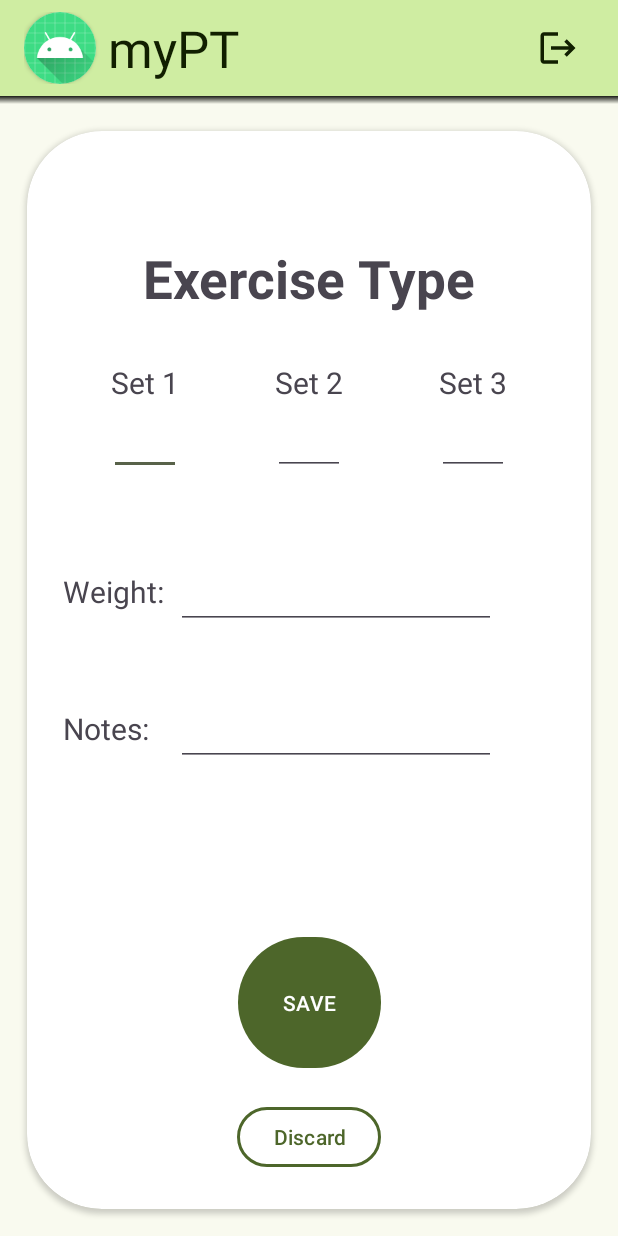
After one commit to bh98cs/myPT_AndroidApplication, an Android app: the EditExerciseLogActivity screen opened directly, with no data from a screen before it, on a phone screen of 412 x 824 dp. The commit adds this screen. Run offline under Robolectric (Android 15) with nearby library versions, the phone set to English and light mode, and no system bars; our stand-ins replace Firebase (no records; nobody signed in at launch, a user with empty details on screens opened directly).

Commit message:
Added functionality to edit an existing exercise

```diff
--- a/app/src/main/AndroidManifest.xml
+++ b/app/src/main/AndroidManifest.xml
@@ -18,6 +18,9 @@
         android:supportsRtl="true"
         android:theme="@style/AppTheme"
         tools:targetApi="31">
+        <activity
+            android:name=".EditExerciseLogActivity"
+            android:exported="false" />
         <activity
             android:name=".ViewProgressActivity"
             android:exported="false" />
--- /dev/null
+++ b/app/src/main/java/daniel/southern/myptapplication/EditExerciseLogActivity.java
@@ -0,0 +1,217 @@
+package daniel.southern.myptapplication;
+
+import androidx.annotation.NonNull;
+import androidx.appcompat.app.AppCompatActivity;
+
+import android.content.Intent;
+import android.os.Bundle;
+import android.util.Log;
+import android.view.View;
+import android.widget.Button;
+import android.widget.EditText;
+import android.widget.ProgressBar;
+import android.widget.TextView;
+import android.widget.Toast;
+
+import com.google.android.gms.tasks.OnCompleteListener;
+import com.google.android.gms.tasks.OnFailureListener;
+import com.google.android.gms.tasks.OnSuccessListener;
+import com.google.android.gms.tasks.Task;
+import com.google.firebase.auth.FirebaseAuth;
+import com.google.firebase.auth.FirebaseUser;
+import com.google.firebase.firestore.DocumentReference;
+import com.google.firebase.firestore.DocumentSnapshot;
+import com.google.firebase.firestore.FirebaseFirestore;
+import com.google.firebase.storage.FirebaseStorage;
+import com.google.firebase.storage.StorageReference;
+
+import java.text.DateFormat;
+import java.text.SimpleDateFormat;
+import java.util.Date;
+import java.util.HashMap;
+import java.util.Locale;
+import java.util.Map;
+
+public class EditExerciseLogActivity extends AppCompatActivity implements View.OnClickListener {
+    public static final String TAG = "EditExerciseLogActivity";
+    private FirebaseAuth mAuth;
+    //declare instance to store current user details
+    private FirebaseUser currentUser;
+    //declare instances of FireBase database references for uploading data to
+    private final FirebaseStorage storage = FirebaseStorage.getInstance();
+    private final FirebaseFirestore database = FirebaseFirestore.getInstance();
+
+    //reference for the item selected for editing
+    private DocumentReference editExerciseLogRef;
+    private TextView textView_date;
+    private TextView textView_exerciseType;
+    private EditText editText_set1;
+    private EditText editText_set2;
+    private EditText editText_set3;
+    private EditText editText_weight;
+    private EditText editText_notes;
+    private String editNotes;
+    private Button button_save;
+    private Button button_discard;
+    private ProgressBar progressBar;
+    @Override
+    protected void onCreate(Bundle savedInstanceState) {
+        super.onCreate(savedInstanceState);
+        setContentView(R.layout.activity_edit_exercise_log);
+        //initialise progress bar
+        progressBar = findViewById(R.id.progressBar);
+        //set progress bar to visible whilst loading data
+        progressBar.setVisibility(View.VISIBLE);
+
+        // Initialize Firebase Auth
+        mAuth = FirebaseAuth.getInstance();
+
+        //retrieve current user to check if they're already logged in
+        currentUser = mAuth.getCurrentUser();
+        //check user is logged in before proceeding
+        checkLoggedIn(currentUser);
+        //get intent that started activity
+        Intent intent = getIntent();
+        //store document reference for item being edited
+        String firebaseDocId = intent.getStringExtra(MainActivity.EXTRA_ITEM_FIREBASE_ID);
+        textView_date = findViewById(R.id.textView_date);
+        textView_exerciseType = findViewById(R.id.textView_exerciseType);
+        editText_set1 = findViewById(R.id.editText_set1);
+        editText_set2 = findViewById(R.id.editText_set2);
+        editText_set3 = findViewById(R.id.editText_set3);
+        editText_weight = findViewById(R.id.editText_weight);
+        editText_notes = findViewById(R.id.editText_notes);
+
+        button_discard = findViewById(R.id.button_discard);
+        button_discard.setOnClickListener(this);
+        button_save = findViewById(R.id.button_save);
+        button_save.setOnClickListener(this);
+
+        //check if intent to this activity passed a document ID
+        if(firebaseDocId != null){
+            Log.d(TAG, "onCreate: Retrieving data for " + firebaseDocId);
+            //retrieve item from firebase using ID intented from MainActivity
+            editExerciseLogRef = database.collection("exerciseLogs").document(firebaseDocId);
+            //position is not default value therefore a position of item to edit has been given
+            loadExerciseLogDetails();
+        }
+        else{
+            //TODO: Alert dialogue to say no exercise data found
+        }
+    }
+
+    private void checkLoggedIn(FirebaseUser currentUser) {
+        //send user to login page if not already logged in
+        if(currentUser == null){
+            Intent intent = new Intent(this, LoginActivity.class);
+            startActivity(intent);
+        }
+    }
+    private void loadExerciseLogDetails() {
+        editExerciseLogRef.get().addOnCompleteListener(new OnCompleteListener<DocumentSnapshot>() {
+            @Override
+            public void onComplete(@NonNull Task<DocumentSnapshot> task) {
+                //set progress bar to invisible as task has completed
+                progressBar.setVisibility(View.INVISIBLE);
+                //check if item has been successfully retrieved
+                if(task.isSuccessful()){
+                    //get result of task
+                    DocumentSnapshot document = task.getResult();
+                    //check if the item being edited exists within the database
+                    if(document.exists()){
+                        //document retrieved successfully
+                        Log.i(TAG, "Firebase Document retrieved!");
+                        //load data into local ExerciseLog object
+                        ExerciseLog exerciseLog = document.toObject(ExerciseLog.class);
+                        //set format for date
+                        DateFormat df = new SimpleDateFormat("dd-MMM-yyyy", Locale.getDefault());
+                        //convert date to a string
+                        String date = df.format(exerciseLog.getDate());
+
+                        //display data on activity
+                        textView_exerciseType.setText(exerciseLog.getExerciseType());
+                        textView_date.setText(date);
+                        editText_set1.setText(String.valueOf(exerciseLog.getSet1()));
+                        editText_set2.setText(String.valueOf(exerciseLog.getSet2()));
+                        editText_set3.setText(String.valueOf(exerciseLog.getSet3()));
+                        editText_weight.setText(String.valueOf(exerciseLog.getWeight()));
+                        editText_notes.setText(exerciseLog.getNotes());
+                    }
+                    else{
+                        //document is not in FireStore database (this should not occur)
+                        Log.w(TAG, "Document does not exist.");
+                    }
+                }else {
+                    //unable to retrieve data from Firebase Database
+                    Log.e(TAG, "Failed to retrieve FireBase Document.", task.getException());
+                    Toast.makeText(EditExerciseLogActivity.this, "Unable to retrieve data.", Toast.LENGTH_SHORT).show();
+                }
+            }
+        });
+    }
+    private void updateExerciseLog() {
+        //display progress bar whilst saving data
+        progressBar.setVisibility(View.VISIBLE);
+        //disable save button for error prevention
+        button_save.setClickable(false);
+        //create new hashmap
+        Map<String, Object> editedExerciseLog = new HashMap<>();
+
+        //retrieve user input from views
+        int set1 = Integer.parseInt(editText_set1.getText().toString());
+        int set2 = Integer.parseInt(editText_set2.getText().toString());
+        int set3 = Integer.parseInt(editText_set3.getText().toString());
+        int weight = Integer.parseInt(editText_weight.getText().toString());
+        String notes = editText_notes.getText().toString();
+
+        //add user input to hash map
+        editedExerciseLog.put("set1", set1);
+        editedExerciseLog.put("set2", set2);
+        editedExerciseLog.put("set3", set3);
+        editedExerciseLog.put("weight", weight);
+        editedExerciseLog.put("notes", notes);
+
+        editExerciseLogRef.update(editedExerciseLog)
+                .addOnSuccessListener(new OnSuccessListener<Void>() {
+                    @Override
+                    public void onSuccess(Void unused) {
+                        //user feedback to confirm item successfully updated
+                        Toast.makeText(EditExerciseLogActivity.this, "Updated Successfully", Toast.LENGTH_SHORT).show();
+                        //return user to main screen
+                        Intent intent = new Intent(EditExerciseLogActivity.this, MainActivity.class);
+                        startActivity(intent);
+                    }
+                })
+                .addOnFailureListener(new OnFailureListener() {
+                    @Override
+                    public void onFailure(@NonNull Exception e) {
+                        //user feedback to advise update was unsuccessful
+                        Toast.makeText(EditExerciseLogActivity.this, "Unable to Update details", Toast.LENGTH_SHORT).show();
+                        //log the error causing update to fail
+                        Log.e(TAG, "onFailure: Unable to update Firebase Document", e);
+                        //re-enable save button so user can try again
+                        button_save.setClickable(true);
+                    }
+                })
+                .addOnCompleteListener(new OnCompleteListener<Void>() {
+                    @Override
+                    public void onComplete(@NonNull Task<Void> task) {
+                        //set progress bar to invisible when complete
+                        progressBar.setVisibility(View.INVISIBLE);
+                    }
+                });
+
+
+    }
+
+
+    @Override
+    public void onClick(View v) {
+        if(v.getId() == R.id.button_discard){
+            Intent intent = new Intent(this, MainActivity.class);
+            startActivity(intent);
+        } else if (v.getId() == R.id.button_save) {
+            updateExerciseLog();
+        }
+    }
+}
--- a/app/src/main/java/daniel/southern/myptapplication/MainActivity.java
+++ b/app/src/main/java/daniel/southern/myptapplication/MainActivity.java
@@ -47,6 +47,9 @@ import java.util.Map;
 
 public class MainActivity extends AppCompatActivity implements View.OnClickListener{
 
+    //for intenting Firebase ID of an item
+    public static final String EXTRA_ITEM_FIREBASE_ID = "daniel.southern.danielsouthern_cet343assignment.ITEM_FIREBASE_ID";
+    public static final String TAG = "MainActivity";
     private MyAdapter myAdapter;
     private FirebaseAuth mAuth;
     private FirebaseUser currentUser;
@@ -62,7 +65,6 @@ public class MainActivity extends AppCompatActivity implements View.OnClickListe
     private ArrayList<String> exercises = new ArrayList<>();
     private String[] exercisesArray;
 
-    public static final String TAG = "MainActivity";
     @Override
     protected void onCreate(Bundle savedInstanceState) {
         super.onCreate(savedInstanceState);
@@ -215,8 +217,8 @@ public class MainActivity extends AppCompatActivity implements View.OnClickListe
 
             @Override
             public void onSwiped(@NonNull RecyclerView.ViewHolder viewHolder, int direction) {
-                //user swipes left or right to delete
-                if(direction == 4 || direction == 8){
+                //user swipes left to delete
+                if (direction == 4) {
                     //store the position of the item in a local variable
                     int position = viewHolder.getAdapterPosition();
                     //store the deleted item incase user wants to undo delete
@@ -225,7 +227,18 @@ public class MainActivity extends AppCompatActivity implements View.OnClickListe
                     myAdapter.deleteItem(position);
                     //call method to give user the option to undo the delete
                     optionToUndoDelete();
-
+                }
+                //user swipes right to edit
+                else if (direction == 8) {
+                    //send user to activity to edit item
+                    Intent intent = new Intent(MainActivity.this, EditExerciseLogActivity.class);
+                    //get position of the item selected to edit
+                    int position = viewHolder.getAdapterPosition();
+                    //retrieve Firebase ID of item to edit using it's position
+                    String itemFirebaseId = myAdapter.getItemFirebaseId(position);
+                    //send Firebase ID of item to edit to new activity
+                    intent.putExtra(EXTRA_ITEM_FIREBASE_ID, itemFirebaseId);
+                    startActivity(intent);
                 }
             }
             @Override
--- a/app/src/main/java/daniel/southern/myptapplication/MyAdapter.java
+++ b/app/src/main/java/daniel/southern/myptapplication/MyAdapter.java
@@ -51,6 +51,12 @@ public class MyAdapter extends FirestoreRecyclerAdapter<ExerciseLog, MyAdapter.E
 
     }
 
+    //method to return item's FireBase doc ID
+    public String getItemFirebaseId(int position){
+        //return the id of the item at the specified position in the recyclerview
+        return getSnapshots().getSnapshot(position).getReference().getId();
+    }
+
     public void deleteItem(int position){
         //delete item from Firebase
         getSnapshots().getSnapshot(position).getReference().delete();
--- /dev/null
+++ b/app/src/main/res/drawable/round_button.xml
@@ -0,0 +1,6 @@
+<?xml version="1.0" encoding="utf-8"?>
+<shape xmlns:android="http://schemas.android.com/apk/res/android" android:shape="oval">
+    <solid android:color="?attr/colorPrimary"/>
+
+
+</shape>
--- /dev/null
+++ b/app/src/main/res/layout/activity_edit_exercise_log.xml
@@ -0,0 +1,196 @@
+<?xml version="1.0" encoding="utf-8"?>
+<androidx.constraintlayout.widget.ConstraintLayout xmlns:android="http://schemas.android.com/apk/res/android"
+    xmlns:app="http://schemas.android.com/apk/res-auto"
+    xmlns:tools="http://schemas.android.com/tools"
+    android:layout_width="match_parent"
+    android:layout_height="match_parent"
+    tools:context=".EditExerciseLogActivity">
+    <include
+        android:id="@+id/toolbar"
+        layout="@layout/toolbar"/>
+    <View
+        android:id="@+id/toolbar_shadow"
+        android:layout_width="match_parent"
+        android:layout_height="5dp"
+        app:layout_constraintTop_toBottomOf="@+id/toolbar"
+        android:background="@drawable/toolbar_drop_shadow"/>
+
+    <ProgressBar
+        android:id="@+id/progressBar"
+        android:layout_width="wrap_content"
+        android:layout_height="wrap_content"
+        android:visibility="gone"
+        app:layout_constraintBottom_toBottomOf="parent"
+        app:layout_constraintEnd_toEndOf="parent"
+        app:layout_constraintStart_toStartOf="parent"
+        app:layout_constraintTop_toTopOf="parent" />
+
+
+    <androidx.cardview.widget.CardView
+        android:id="@+id/cardview"
+        android:layout_width="0dp"
+        android:layout_height="0dp"
+        android:layout_margin="18dp"
+        app:cardCornerRadius="50dp"
+        app:layout_constraintBottom_toBottomOf="parent"
+        app:layout_constraintEnd_toEndOf="parent"
+        app:layout_constraintStart_toStartOf="parent"
+        app:layout_constraintTop_toBottomOf="@+id/toolbar_shadow">
+
+        <androidx.constraintlayout.widget.ConstraintLayout
+            android:layout_width="match_parent"
+            android:layout_height="match_parent"
+            android:padding="16dp">
+
+
+            <TextView
+                android:id="@+id/textView_exerciseType"
+                android:layout_width="wrap_content"
+                android:layout_height="wrap_content"
+                android:text="@string/exercise_type"
+                android:layout_marginTop="18dp"
+                android:textSize="35sp"
+                android:textStyle="bold"
+                app:layout_constraintEnd_toEndOf="parent"
+                app:layout_constraintStart_toStartOf="parent"
+                app:layout_constraintTop_toBottomOf="@+id/textView_date" />
+
+            <TextView
+                android:id="@+id/textView_date"
+                android:layout_width="wrap_content"
+                android:layout_height="wrap_content"
+                android:textSize="30sp"
+                android:textStyle="bold"
+                app:layout_constraintEnd_toEndOf="parent"
+                app:layout_constraintStart_toStartOf="parent"
+                app:layout_constraintTop_toTopOf="parent" />
+
+            <TextView
+                android:id="@+id/textView_set1"
+                android:layout_width="wrap_content"
+                android:layout_height="wrap_content"
+                android:textSize="20sp"
+                android:text="@string/set_1Title"
+                android:layout_marginEnd="64dp"
+                app:layout_constraintBaseline_toBaselineOf="@+id/textView_set2"
+                app:layout_constraintEnd_toStartOf="@+id/textView_set2" />
+
+            <TextView
+                android:id="@+id/textView_set2"
+                android:layout_width="wrap_content"
+                android:layout_height="wrap_content"
+                android:text="@string/set_2Title"
+                android:textSize="20sp"
+                android:layout_marginTop="32dp"
+                app:layout_constraintEnd_toEndOf="parent"
+                app:layout_constraintStart_toStartOf="parent"
+                app:layout_constraintTop_toBottomOf="@+id/textView_exerciseType" />
+
+            <TextView
+                android:id="@+id/textView_set3"
+                android:layout_width="wrap_content"
+                android:layout_height="wrap_content"
+                android:textSize="20sp"
+                android:text="@string/set_3Title"
+                android:layout_marginStart="64dp"
+                app:layout_constraintBaseline_toBaselineOf="@+id/textView_set2"
+                app:layout_constraintStart_toEndOf="@+id/textView_set2" />
+
+            <EditText
+                android:id="@+id/editText_set1"
+                android:layout_width="48dp"
+                android:layout_height="48dp"
+                android:ems="10"
+                android:inputType="number"
+                app:layout_constraintEnd_toEndOf="@+id/textView_set1"
+                app:layout_constraintStart_toStartOf="@+id/textView_set1"
+                app:layout_constraintTop_toBottomOf="@+id/textView_set1" />
+
+            <EditText
+                android:id="@+id/editText_set2"
+                android:layout_width="48dp"
+                android:layout_height="48dp"
+                android:ems="10"
+                android:inputType="number"
+                app:layout_constraintEnd_toEndOf="@+id/textView_set2"
+                app:layout_constraintStart_toStartOf="@+id/textView_set2"
+                app:layout_constraintTop_toBottomOf="@+id/textView_set2" />
+
+            <EditText
+                android:id="@+id/editText_set3"
+                android:layout_width="48dp"
+                android:layout_height="48dp"
+                android:ems="10"
+                android:inputType="number"
+                app:layout_constraintEnd_toEndOf="@+id/textView_set3"
+                app:layout_constraintStart_toStartOf="@+id/textView_set3"
+                app:layout_constraintTop_toBottomOf="@+id/textView_set3" />
+
+            <Button
+                android:id="@+id/button_discard"
+                android:layout_width="wrap_content"
+                android:layout_height="wrap_content"
+                android:theme="@style/ButtonBorder"
+                android:textColor="?attr/colorPrimary"
+                android:backgroundTint="?attr/colorOnPrimary"
+                android:text="@string/discard"
+                android:layout_marginBottom="8dp"
+                app:layout_constraintBottom_toBottomOf="parent"
+                app:layout_constraintEnd_toEndOf="parent"
+                app:layout_constraintStart_toStartOf="parent" />
+
+            <Button
+                android:id="@+id/button_save"
+                android:layout_width="95dp"
+                android:layout_height="95dp"
+                android:text="@string/save"
+                android:layout_marginBottom="18dp"
+                app:layout_constraintBottom_toTopOf="@+id/button_discard"
+                app:layout_constraintEnd_toEndOf="parent"
+                app:layout_constraintStart_toStartOf="parent" />
+
+            <TextView
+                android:id="@+id/textView_weight"
+                android:layout_width="wrap_content"
+                android:layout_height="wrap_content"
+                android:layout_marginTop="64dp"
+                android:layout_marginStart="8dp"
+                android:text="@string/weightTitle"
+                android:textSize="20sp"
+                app:layout_constraintStart_toStartOf="parent"
+                app:layout_constraintTop_toBottomOf="@+id/editText_set1" />
+
+            <TextView
+                android:id="@+id/textView_notes"
+                android:layout_width="wrap_content"
+                android:layout_height="wrap_content"
+                android:layout_marginTop="64dp"
+                android:layout_marginStart="8dp"
+                android:textSize="20sp"
+                android:text="@string/notesTitle"
+                app:layout_constraintStart_toStartOf="parent"
+                app:layout_constraintTop_toBottomOf="@+id/textView_weight" />
+
+            <EditText
+                android:id="@+id/editText_weight"
+                android:layout_width="wrap_content"
+                android:layout_height="48dp"
+                android:ems="10"
+                android:layout_marginStart="8dp"
+                android:inputType="text"
+                app:layout_constraintBaseline_toBaselineOf="@+id/textView_weight"
+                app:layout_constraintStart_toEndOf="@+id/textView_weight" />
+
+            <EditText
+                android:id="@+id/editText_notes"
+                android:layout_width="wrap_content"
+                android:layout_height="wrap_content"
+                android:ems="10"
+                android:inputType="text"
+                android:minHeight="48dp"
+                app:layout_constraintBaseline_toBaselineOf="@+id/textView_notes"
+                app:layout_constraintEnd_toEndOf="@+id/editText_weight"
+                app:layout_constraintStart_toStartOf="@+id/editText_weight" />
+        </androidx.constraintlayout.widget.ConstraintLayout>
+    </androidx.cardview.widget.CardView>
+</androidx.constraintlayout.widget.ConstraintLayout>
--- a/app/src/main/res/layout/activity_start_record.xml
+++ b/app/src/main/res/layout/activity_start_record.xml
@@ -41,9 +41,10 @@
     <!--TODO: change to a round button-->
     <Button
         android:id="@+id/button_start"
-        android:layout_width="wrap_content"
-        android:layout_height="wrap_content"
+        android:layout_width="95dp"
+        android:layout_height="95dp"
         android:text="@string/start"
+        android:background="@drawable/round_button"
         android:layout_marginTop="128dp"
         app:layout_constraintEnd_toEndOf="parent"
         app:layout_constraintStart_toStartOf="parent"
```
